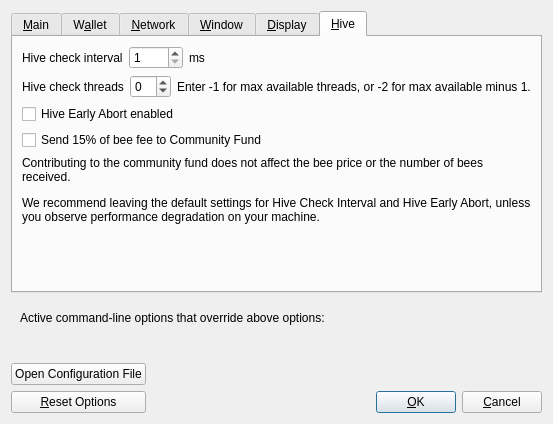
Old version of the form src/qt/forms/optionsdialog.ui in the repository litecoincash-project/litecoincash.
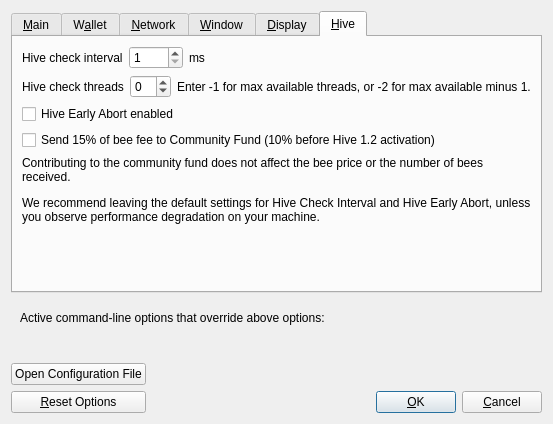
New version of the form. Custom widgets are drawn as their Qt base class.

```diff
--- a/src/qt/forms/optionsdialog.ui
+++ b/src/qt/forms/optionsdialog.ui
@@ -754,7 +754,7 @@
          <item>
           <widget class="QCheckBox" name="hiveContribCF">
            <property name="text">
-            <string>Send 15% of bee fee to Community Fund</string>
+            <string>Send 15% of bee fee to Community Fund (10% before Hive 1.2 activation)</string>
            </property>
           </widget>
          </item>
```
